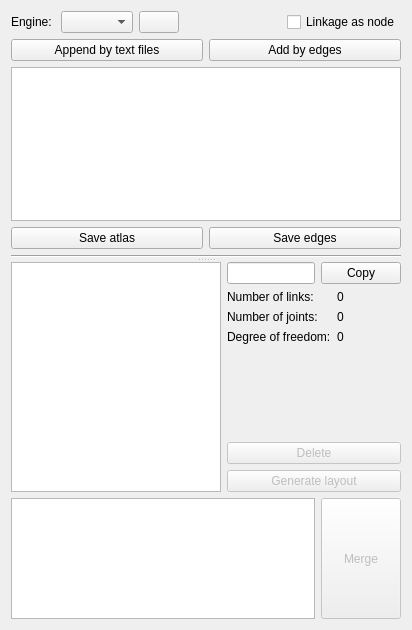
Above: core/synthesis/NumberAndTypeSynthesis/Collections.ui from KmolYuan/Pyslvs-UI before the change. Below: the same form after it.
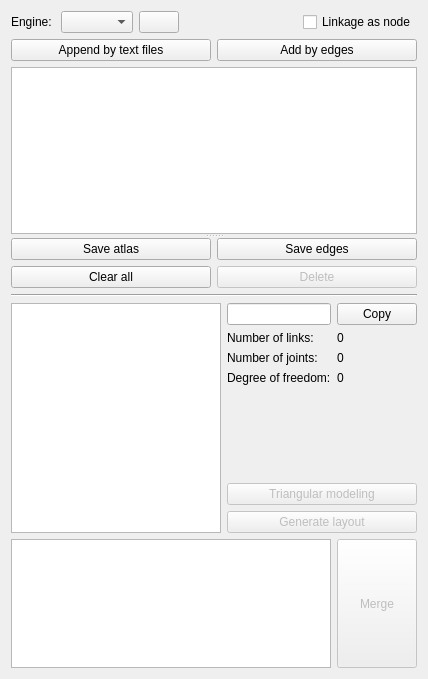
That is the form after the change. Icons and pictures are not drawn.

Diff of the .ui file:
```diff
--- a/core/synthesis/NumberAndTypeSynthesis/Collections.ui
+++ b/core/synthesis/NumberAndTypeSynthesis/Collections.ui
@@ -6,8 +6,8 @@
    <rect>
     <x>0</x>
     <y>0</y>
-    <width>412</width>
-    <height>630</height>
+    <width>428</width>
+    <height>679</height>
    </rect>
   </property>
   <property name="windowTitle">
@@ -135,6 +135,10 @@
          </property>
         </widget>
        </item>
+      </layout>
+     </widget>
+     <widget class="QWidget" name="verticalLayoutWidget">
+      <layout class="QVBoxLayout" name="verticalLayout">
        <item>
         <layout class="QHBoxLayout" name="horizontalLayout_7">
          <item>
@@ -167,6 +171,38 @@
          </item>
         </layout>
        </item>
+       <item>
+        <layout class="QHBoxLayout" name="horizontalLayout_6">
+         <item>
+          <widget class="QPushButton" name="clear_button">
+           <property name="text">
+            <string>Clear all</string>
+           </property>
+           <property name="icon">
+            <iconset resource="../../../icons.qrc">
+             <normaloff>:/icons/delete.png</normaloff>:/icons/delete.png</iconset>
+           </property>
+          </widget>
+         </item>
+         <item>
+          <widget class="QPushButton" name="delete_button">
+           <property name="enabled">
+            <bool>false</bool>
+           </property>
+           <property name="statusTip">
+            <string>Delete this chain.</string>
+           </property>
+           <property name="text">
+            <string>Delete</string>
+           </property>
+           <property name="icon">
+            <iconset resource="../../../icons.qrc">
+             <normaloff>:/icons/delete.png</normaloff>:/icons/delete.png</iconset>
+           </property>
+          </widget>
+         </item>
+        </layout>
+       </item>
        <item>
         <widget class="Line" name="line">
          <property name="orientation">
@@ -174,10 +210,6 @@
          </property>
         </widget>
        </item>
-      </layout>
-     </widget>
-     <widget class="QWidget" name="verticalLayoutWidget">
-      <layout class="QVBoxLayout" name="verticalLayout">
        <item>
         <layout class="QHBoxLayout" name="horizontalLayout_2">
          <item>
@@ -313,7 +345,7 @@
              </spacer>
             </item>
             <item>
-             <widget class="QPushButton" name="delete_button">
+             <widget class="QPushButton" name="triangle_button">
               <property name="enabled">
                <bool>false</bool>
               </property>
@@ -321,7 +353,7 @@
                <string>Delete this chain.</string>
               </property>
               <property name="text">
-               <string>Delete</string>
+               <string>Triangular modeling</string>
               </property>
               <property name="icon">
                <iconset resource="../../../icons.qrc">
```
Left out of the diff: 10 changed lines with no effect on the pictures.
